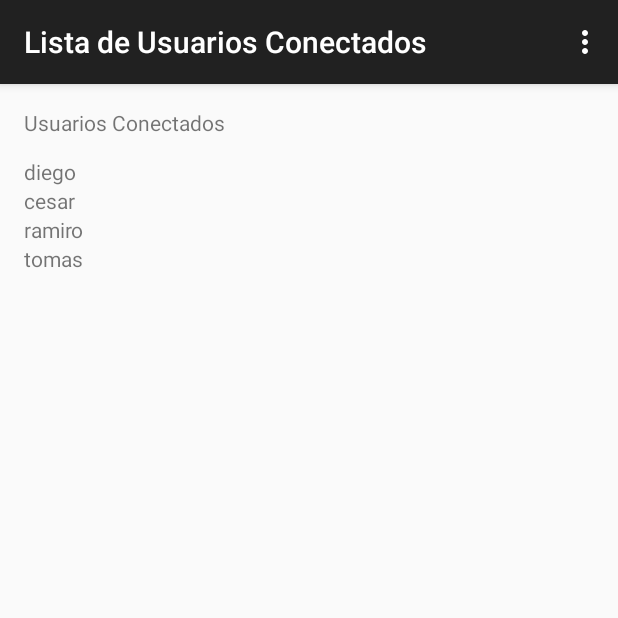
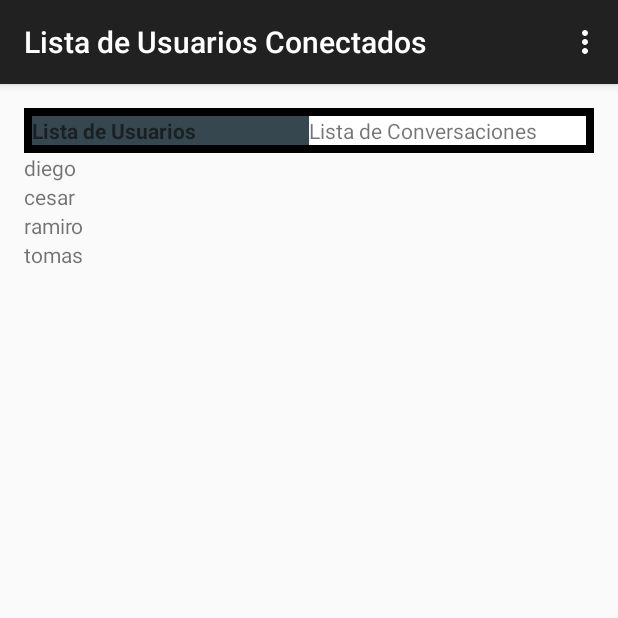
Before and after one commit to mellerster/7552Grupo7, an Android app: the ListaUsuariosConectados screen opened directly, with no data from a screen before it, on a phone screen of 412 x 824 dp, the top half of it. Run offline under Robolectric (Android 15) with nearby library versions, the phone set to English and light mode, and no system bars.

Commit message:
Lista Usuarios conectados tiene un mini menu para elegir entre el mismo y la lista de conversaciones

```diff
--- a/cliente/Mensajero/app/src/main/res/layout/activity_lista_usuarios_conectados.xml
+++ b/cliente/Mensajero/app/src/main/res/layout/activity_lista_usuarios_conectados.xml
@@ -9,17 +9,52 @@
     android:paddingTop="@dimen/activity_vertical_margin"
     tools:context="com.example.appmaker.mensajero.ListaUsuariosConectados">
 
-    <TextView
-        android:id="@+id/textView4"
-        android:layout_width="wrap_content"
-        android:layout_height="wrap_content"
-        android:text="Usuarios Conectados" />
+    <LinearLayout
+        android:orientation="vertical"
+        android:layout_width="match_parent"
+        android:layout_height="match_parent">
 
-    <LinearLayout
-        android:id="@+id/gridUsuarios"
-        android:layout_width="fill_parent"
-        android:layout_height="fill_parent"
-        android:layout_below="@+id/textView4"
-        android:layout_marginTop="13dp"
-        android:orientation="vertical" />
+        <LinearLayout
+            android:id="@+id/linearLayoutMenu"
+            android:layout_width="match_parent"
+            android:layout_height="wrap_content"
+            android:background="#000000"
+            android:padding="5dp">
+
+            <LinearLayout
+                android:id="@+id/linearLayout"
+                android:layout_width="match_parent"
+                android:layout_height="wrap_content"
+                android:background="#FFFFFF"
+                android:orientation="horizontal"
+                android:textAlignment="center">
+
+                <TextView
+                    android:id="@+id/lblListaUsuariosConectados"
+                    android:layout_width="0dp"
+                    android:layout_height="match_parent"
+                    android:layout_weight=".50"
+                    android:background="@color/material_blue_grey_800"
+                    android:text="Lista de Usuarios"
+                    android:textStyle="bold" />
+
+                <TextView
+                    android:id="@+id/lblListaConversaciones"
+                    android:layout_width="0dp"
+                    android:layout_height="match_parent"
+                    android:layout_weight=".50"
+                    android:clickable="true"
+                    android:text="Lista de Conversaciones" />
+            </LinearLayout>
+        </LinearLayout>
+
+        <LinearLayout
+            android:id="@+id/gridUsuarios"
+            android:layout_width="fill_parent"
+            android:layout_height="wrap_content"
+            android:orientation="vertical" />
+
+    </LinearLayout>
+
+
 </RelativeLayout>
```
